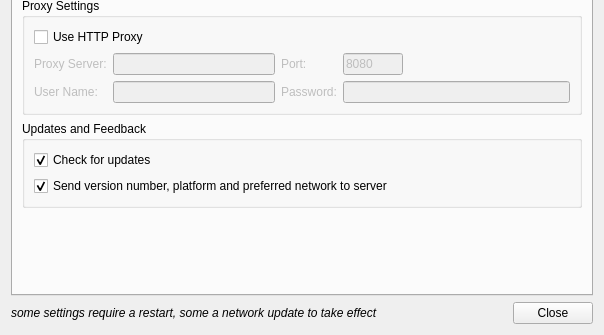
Old version of the form trunk/QuteScoop/src/PreferencesDialog.ui in the repository qutescoop/qutescoop; both pictures show x 0 to 604 and y 391 to 726 of the 604 by 726 pixel window.
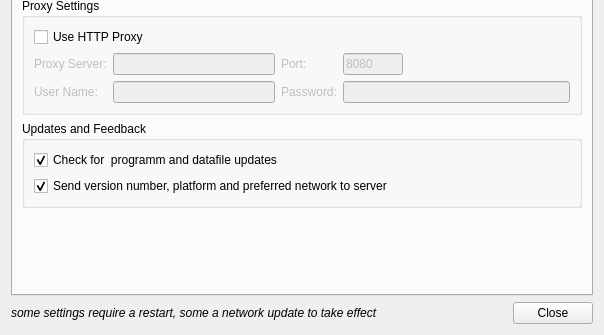
New version of the form. Icons and pictures are not drawn.

Commit message: Autoupdate for the datafiles added

```diff
--- a/trunk/QuteScoop/src/PreferencesDialog.ui
+++ b/trunk/QuteScoop/src/PreferencesDialog.ui
@@ -407,7 +407,7 @@
              <bool>true</bool>
             </property>
             <property name="text">
-             <string>Check for updates</string>
+             <string>Check for  programm and datafile updates</string>
             </property>
             <property name="checked">
              <bool>true</bool>
```
Left out of the diff: 6 changed lines with no effect on the pictures. The commit also changes 4 other files.
